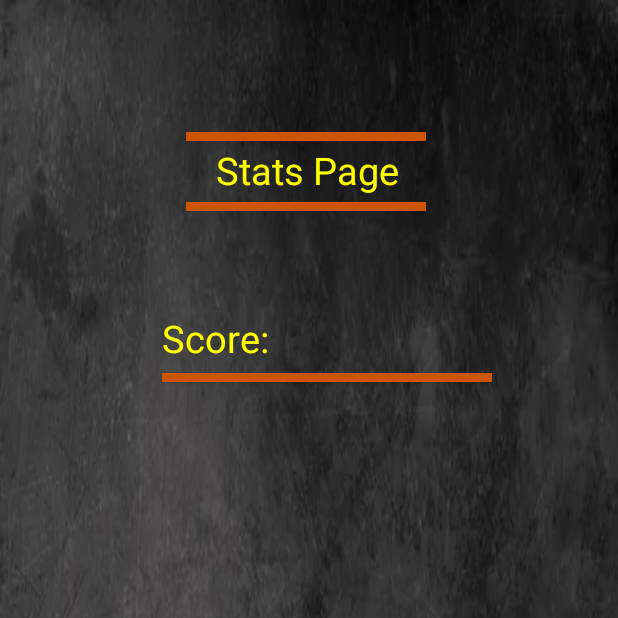
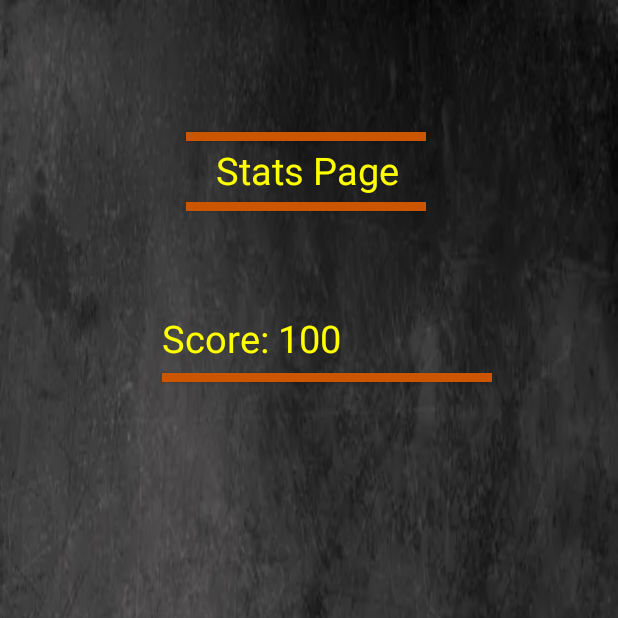
Before and after one commit to krnagy-csu/Project2-CST338, an Android app: the StatsPage screen opened directly, with no data from a screen before it, on a phone screen of 412 x 824 dp, the top half of it. Run offline under Robolectric (Android 15) with nearby library versions, the phone set to English and light mode, and no system bars.

Commit message:
Polishing up.

```diff
--- a/app/src/main/res/layout/activity_stats_page.xml
+++ b/app/src/main/res/layout/activity_stats_page.xml
@@ -64,7 +64,7 @@
         android:layout_marginTop="208dp"
         android:textColor="#FFFF00"
         android:textSize="25sp"
-        android:text="@string/score"
+        android:text="@string/score_100"
         app:layout_constraintStart_toStartOf="parent"
         app:layout_constraintTop_toTopOf="parent" />
 
--- a/app/src/main/res/values/strings.xml
+++ b/app/src/main/res/values/strings.xml
@@ -23,4 +23,5 @@
     <string name="background_one">background one</string>
     <string name="background_two">Background Two</string>
     <string name="background_three">background three</string>
+    <string name="score_100">Score: 100</string>
 </resources>
```
